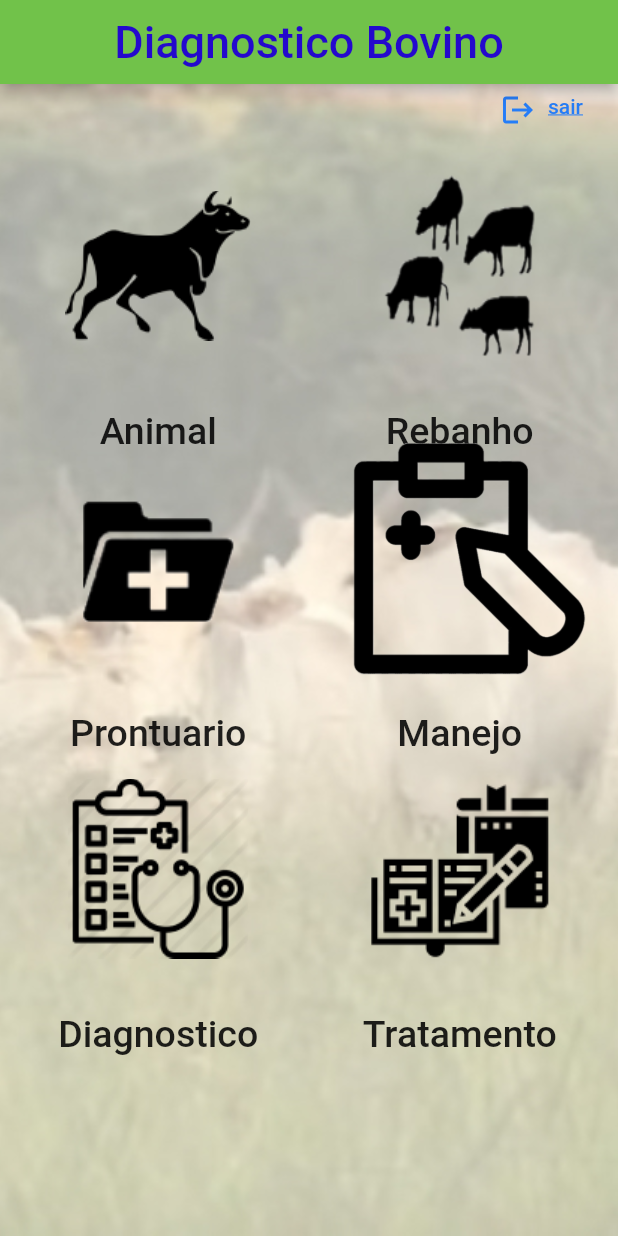
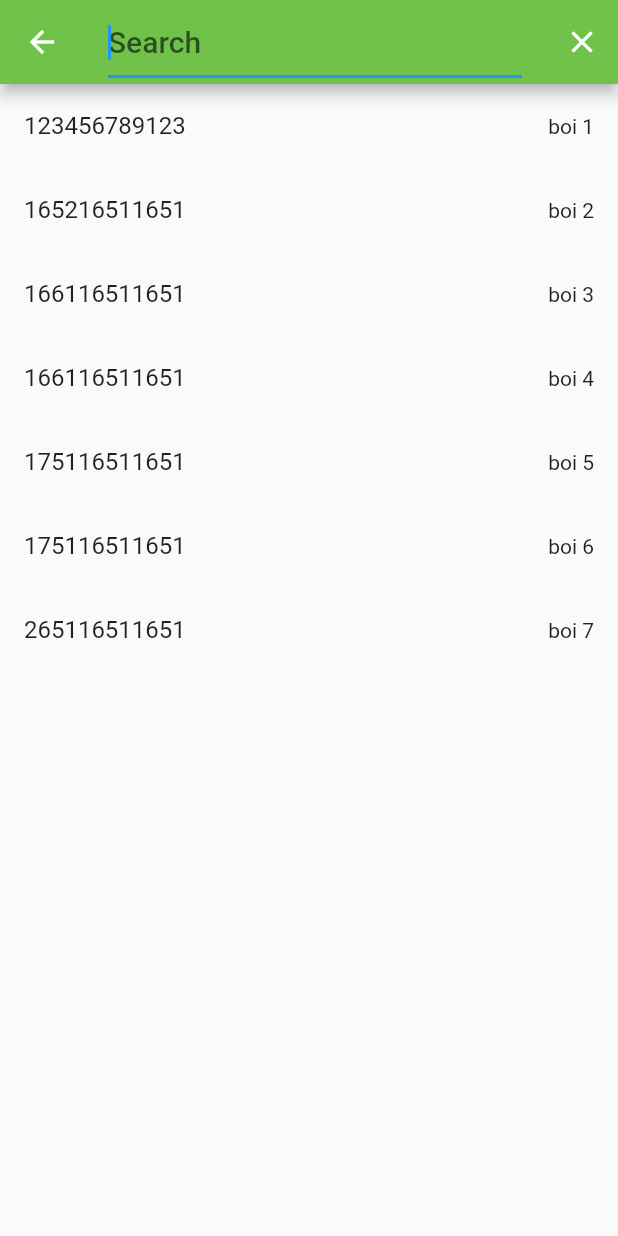
Before and after one commit to AparicioS/tcc, a Flutter app: the TelaPricipal widget shown alone on an empty page, opened directly, after a tap on "Manejo", on a phone screen of 412 x 824 dp. Run offline on Flutter 3.47's test engine with Material 2 defaults, Android fonts, the phone set to English and light mode, and no system bars; our stand-ins replace datetime_picker_formfield, firebase_core; missing offline and left inert: lit_firebase_auth; accounts and stored records are empty.

Commit message:
finalizado componente sugest

```diff
--- /dev/null
+++ b/lib/view/rebanho_search_delegate.dart
@@ -0,0 +1,96 @@
+import 'package:diagnostico_bovino/model/animal.dart';
+import 'package:diagnostico_bovino/view/layout.dart';
+import 'package:flutter/material.dart';
+
+class RebanhoSearchDelegate extends SearchDelegate {
+  RebanhoSearchDelegate({
+    String hintText,
+  }) : super(
+          searchFieldLabel: hintText,
+          keyboardType: TextInputType.number,
+        );
+
+  @override
+  ThemeData appBarTheme(BuildContext context) {
+    assert(context != null);
+    final ThemeData theme = Theme.of(context);
+    assert(theme != null);
+    return theme.copyWith(
+      primaryColor: Cor.cabecario(),
+      primaryIconTheme: theme.primaryIconTheme.copyWith(),
+      primaryColorBrightness: Brightness.light,
+      primaryTextTheme: theme.textTheme,
+    );
+  }
+
+  static const List<Animal> rebanho = [
+    Animal('boi 1', '123456789123', 'macho', '10/10/2020', 'raça'),
+    Animal('boi 2', '165216511651', 'femea', '10/10/2020', 'raça'),
+    Animal('boi 3', '166116511651', 'macho', '10/10/2020', 'raça'),
+    Animal('boi 4', '166116511651', 'femea', '10/10/2020', 'raça'),
+    Animal('boi 5', '175116511651', 'macho', '10/10/2020', 'raça'),
+    Animal('boi 6', '175116511651', 'femea', '10/10/2020', 'raça'),
+    Animal('boi 7', '265116511651', 'macho', '10/10/2020', 'raça'),
+  ];
+
+  @override
+  List<Widget> buildActions(BuildContext context) {
+    return [
+      IconButton(
+        icon: Icon(Icons.clear),
+        onPressed: () => this.query = '',
+      )
+    ];
+  }
+
+  @override
+  Widget buildLeading(BuildContext context) {
+    return IconButton(
+      icon: Icon(Icons.arrow_back),
+      onPressed: () => this.close(context, null),
+    );
+  }
+
+  @override
+  Widget buildResults(BuildContext context) {
+    return ListView.builder(
+      itemCount: filtrarRebanhoByQuery().length,
+      itemBuilder: (context, index) {
+        Animal animal = filtrarRebanhoByQuery()[index];
+        return ListTile(
+          leading: SizedBox(width: 150, child: Text(animal.nBrinco)),
+          title: Text(animal.name),
+          subtitle: Text(animal.dataNascimento),
+          trailing: Text(animal.sexo),
+          onTap: () {
+            this.close(context, animal);
+          },
+        );
+      },
+    );
+  }
+
+  @override
+  Widget buildSuggestions(BuildContext context) {
+    return ListView.builder(
+      itemCount: filtrarRebanhoByQuery().length,
+      itemBuilder: (context, index) {
+        Animal animal = filtrarRebanhoByQuery()[index];
+        return ListTile(
+          title: Text(animal.nBrinco),
+          trailing: Text(animal.name),
+          onTap: () {
+            this.close(context, animal);
+          },
+        );
+      },
+    );
+  }
+
+  List<Animal> filtrarRebanhoByQuery() {
+    return rebanho
+        .where((person) =>
+            person.nBrinco.toLowerCase().contains(this.query.toLowerCase()))
+        .toList();
+  }
+}
--- a/lib/view/tela_pricipal.dart
+++ b/lib/view/tela_pricipal.dart
@@ -1,10 +1,10 @@
 import 'package:diagnostico_bovino/view/layout.dart';
+import 'package:diagnostico_bovino/view/rebanho_search_delegate.dart';
 import 'package:diagnostico_bovino/view/tela_cadastro_animal.dart';
 import 'package:diagnostico_bovino/view/tela_cadastro_rebanho.dart';
 import 'package:diagnostico_bovino/view/tela_prontuario.dart';
 import 'package:flutter/cupertino.dart';
 import 'package:flutter/material.dart';
-import 'package:flutter/semantics.dart';
 import 'package:lit_firebase_auth/lit_firebase_auth.dart';
 
 class TelaPricipal extends StatelessWidget {
@@ -16,6 +16,13 @@ class TelaPricipal extends StatelessWidget {
     final double _imagemWidthSize = sizewidth * 0.5;
     final double _imagemHeightSize = sizeheight * 0.25;
     final double _fonteSize = 25;
+
+    abrirProntuario(animal) {
+      Navigator.of(context).push(MaterialPageRoute(
+          builder: (_) => TelaProntuario(),
+          settings: RouteSettings(arguments: animal)));
+    }
+
     return ScaffoldLayout(
       body: Column(
         children: [
@@ -68,9 +75,10 @@ class TelaPricipal extends StatelessWidget {
                               ]))),
                   FlatButton(
                       onPressed: () => showSearch(
-                          context: context,
-                          delegate: CustomSearchDelegate(
-                              hintText: 'numero do brinco')),
+                              context: context,
+                              delegate: RebanhoSearchDelegate())
+                          .then((value) =>
+                              value != null ? abrirProntuario(value) : null),
                       child: Align(
                           alignment: Alignment.bottomCenter,
                           child: Column(
@@ -87,8 +95,10 @@ class TelaPricipal extends StatelessWidget {
                               ]))),
                   FlatButton(
                       onPressed: () {
-                        // showSearch(
-                        //     context: context, delegate: CustomSearchDelegate());
+                        showSearch(
+                                context: context,
+                                delegate: RebanhoSearchDelegate())
+                            .then((value) => abrirProntuario(value));
                       },
                       child: Align(
                           alignment: Alignment.bottomCenter,
@@ -106,7 +116,10 @@ class TelaPricipal extends StatelessWidget {
                               ]))),
                   FlatButton(
                       onPressed: () {
-                        print("Diagnostico...+++");
+                        showSearch(
+                                context: context,
+                                delegate: RebanhoSearchDelegate())
+                            .then((value) => abrirProntuario(value));
                       },
                       child: Align(
                           alignment: Alignment.bottomCenter,
@@ -124,7 +137,10 @@ class TelaPricipal extends StatelessWidget {
                               ]))),
                   FlatButton(
                       onPressed: () {
-                        print("Tratamento...+++");
+                        showSearch(
+                                context: context,
+                                delegate: RebanhoSearchDelegate())
+                            .then((value) => abrirProntuario(value));
                       },
                       child: Align(
                           alignment: Alignment.bottomCenter,
@@ -151,107 +167,3 @@ class TelaPricipal extends StatelessWidget {
     );
   }
 }
-
-class Animal {
-  const Animal(
-      this.name, this.nBrinco, this.sexo, this.dataNascimento, this.raca);
-
-  final String name;
-  final String nBrinco;
-  final String sexo;
-  final String dataNascimento;
-  final String raca;
-}
-
-class CustomSearchDelegate extends SearchDelegate {
-  CustomSearchDelegate({
-    String hintText,
-  }) : super(
-          searchFieldLabel: hintText,
-          keyboardType: TextInputType.text,
-          textInputAction: TextInputAction.search,
-        );
-
-  static const List<Animal> rebanho = [
-    Animal('boi 1', '123456789123', 'macho', '10/10/2020', 'raça'),
-    Animal('boi 2', '165216511651', 'femea', '10/10/2020', 'raça'),
-    Animal('boi 3', '166116511651', 'macho', '10/10/2020', 'raça'),
-    Animal('boi 4', '166116511651', 'femea', '10/10/2020', 'raça'),
-    Animal('boi 5', '175116511651', 'macho', '10/10/2020', 'raça'),
-    Animal('boi 6', '175116511651', 'femea', '10/10/2020', 'raça'),
-    Animal('boi 7', '265116511651', 'macho', '10/10/2020', 'raça'),
-  ];
-
-  @override
-  List<Widget> buildActions(BuildContext context) {
-    return [
-      IconButton(
-        icon: Icon(Icons.clear),
-        onPressed: () => this.query = '',
-      )
-    ];
-  }
-
-  @override
-  Widget buildLeading(BuildContext context) {
-    return IconButton(
-      icon: Icon(Icons.arrow_back),
-      onPressed: () => this.close(context, null),
-    );
-  }
-
-  @override
-  Widget buildResults(BuildContext context) {
-    abrirProntuario(animal) {
-      Navigator.of(context).push(MaterialPageRoute(
-          builder: (_) => TelaProntuario(),
-          settings: RouteSettings(arguments: animal)));
-    }
-
-    return ListView.builder(
-      itemCount: filtrarRebanhoByQuery().length,
-      itemBuilder: (context, index) {
-        Animal animal = filtrarRebanhoByQuery()[index];
-        return ListTile(
-          leading: SizedBox(width: 150, child: Text(animal.nBrinco)),
-          title: Text(animal.name),
-          subtitle: Text(animal.dataNascimento),
-          trailing: Text(animal.sexo),
-          onTap: () {
-            abrirProntuario(animal);
-          },
-        );
-      },
-    );
-  }
-
-  @SemanticsHintOverrides()
-  Widget buildSuggestions(BuildContext context) {
-    abrirProntuario(animal) {
-      Navigator.of(context).push(MaterialPageRoute(
-          builder: (_) => TelaProntuario(),
-          settings: RouteSettings(arguments: animal)));
-    }
-
-    return ListView.builder(
-      itemCount: filtrarRebanhoByQuery().length,
-      itemBuilder: (context, index) {
-        Animal animal = filtrarRebanhoByQuery()[index];
-        return ListTile(
-          title: Text(animal.nBrinco),
-          trailing: Text(animal.name),
-          onTap: () {
-            abrirProntuario(animal);
-          },
-        );
-      },
-    );
-  }
-
-  List<Animal> filtrarRebanhoByQuery() {
-    return rebanho
-        .where((person) =>
-            person.nBrinco.toLowerCase().contains(this.query.toLowerCase()))
-        .toList();
-  }
-}
```
Also changed, not shown: lib/model/animal.dart (added, +10 -0 lines), lib/view/tela_prontuario.dart (+9 -16 lines), 5 other files.
